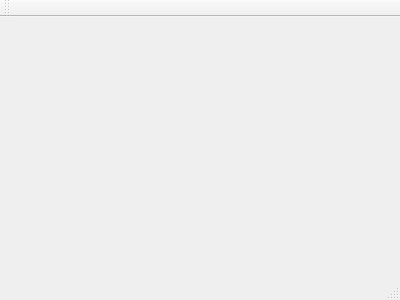
ueumd/clang, file qtdemo/qtsql/mainwindow.ui: the form before one commit.
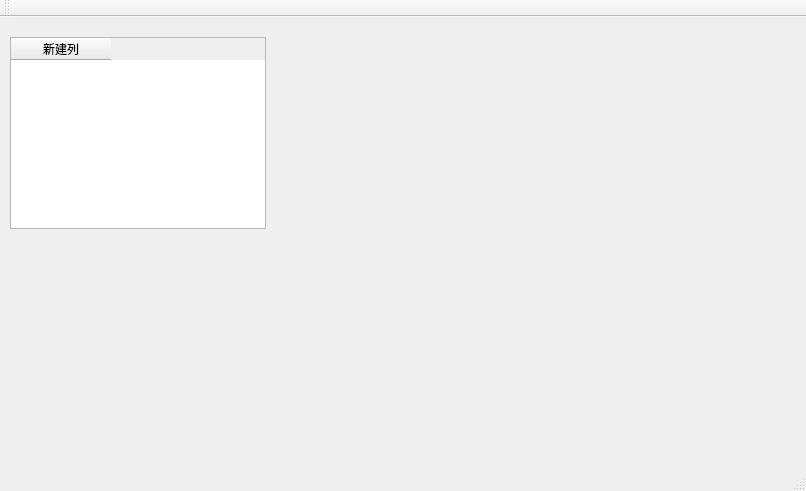
The form after the commit.

Patch:
```diff
--- a/qtdemo/qtsql/mainwindow.ui
+++ b/qtdemo/qtsql/mainwindow.ui
@@ -1,24 +1,55 @@
 <ui version="4.0">
  <class>MainWindow</class>
- <widget class="QMainWindow" name="MainWindow" >
-  <property name="geometry" >
+ <widget class="QMainWindow" name="MainWindow">
+  <property name="geometry">
    <rect>
     <x>0</x>
     <y>0</y>
-    <width>400</width>
-    <height>300</height>
+    <width>806</width>
+    <height>491</height>
    </rect>
   </property>
   <property name="windowTitle" >
    <string>MainWindow</string>
   </property>
-  <widget class="QMenuBar" name="menuBar" />
-  <widget class="QToolBar" name="mainToolBar" />
-  <widget class="QWidget" name="centralWidget" />
-  <widget class="QStatusBar" name="statusBar" />
+  <widget class="QWidget" name="centralWidget">
+   <widget class="QTableWidget" name="tableWidget">
+    <property name="geometry">
+     <rect>
+      <x>10</x>
+      <y>20</y>
+      <width>256</width>
+      <height>192</height>
+     </rect>
+    </property>
+    <column>
+     <property name="text">
+      <string>新建列</string>
+     </property>
+    </column>
+   </widget>
+  </widget>
+  <widget class="QMenuBar" name="menuBar">
+   <property name="geometry">
+    <rect>
+     <x>0</x>
+     <y>0</y>
+     <width>806</width>
+     <height>23</height>
+    </rect>
+   </property>
+  </widget>
+  <widget class="QToolBar" name="mainToolBar">
+   <attribute name="toolBarArea">
+    <enum>TopToolBarArea</enum>
+   </attribute>
+   <attribute name="toolBarBreak">
+    <bool>false</bool>
+   </attribute>
+  </widget>
+  <widget class="QStatusBar" name="statusBar"/>
  </widget>
- <layoutDefault spacing="6" margin="11" />
- <pixmapfunction></pixmapfunction>
+ <layoutdefault spacing="6" margin="11"/>
  <resources/>
  <connections/>
 </ui>
```
Left out of the diff: 3 changed lines with no effect on the pictures.
